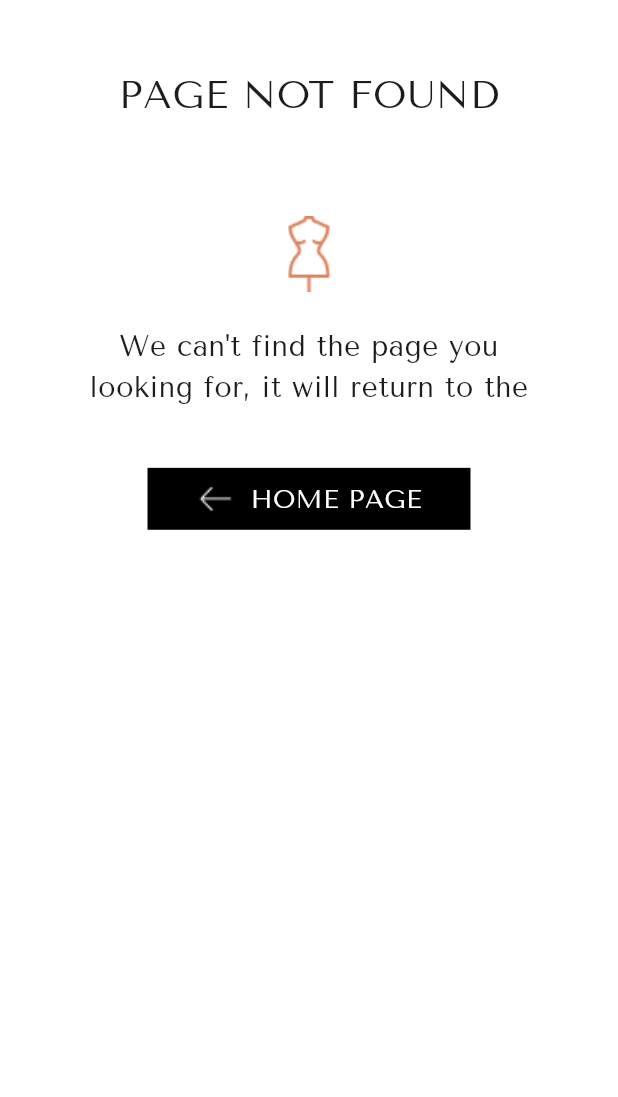
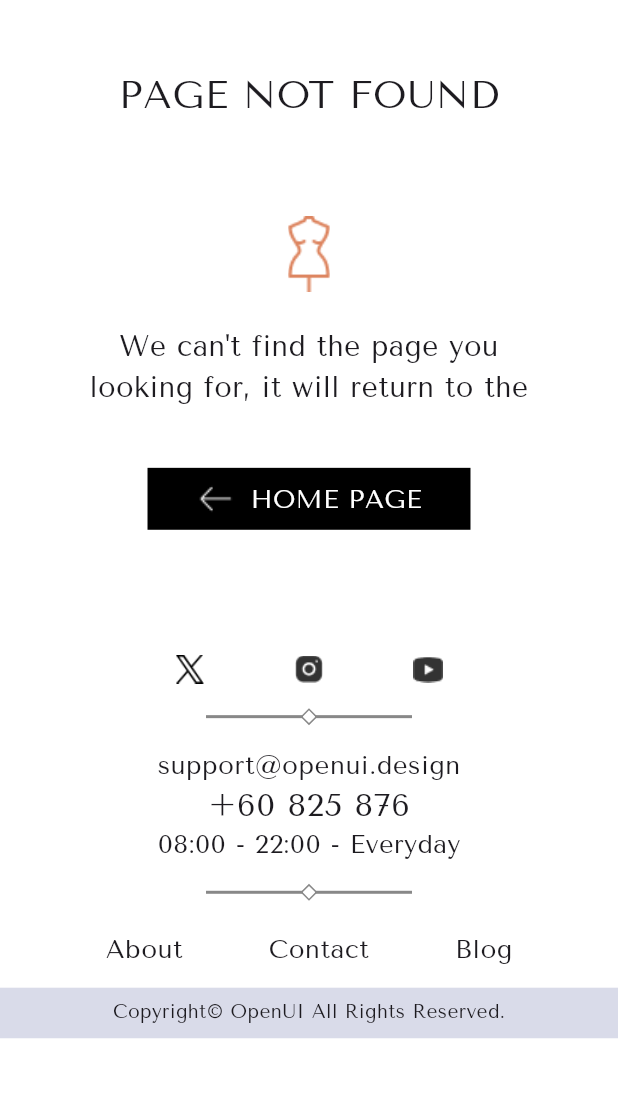
Before and after one commit to ahmetakay24/fashion_e_commerce_app, a Flutter app: the screen it shows after launch, on a phone screen of 412 x 824 dp, the part 76-1173 px from its top. Run offline on Flutter 3.47's test engine with Material 3 defaults, Android fonts, the phone set to English and light mode, and no system bars; drawn by our look-alikes of auto_size_text; our stand-ins replace cached_network_image, carousel_slider, smooth_page_indicator.

Commit message:
PageNotFoundFooter was Added

```diff
--- a/lib/screens/page_not_found/view/page_not_found_view.dart
+++ b/lib/screens/page_not_found/view/page_not_found_view.dart
@@ -12,6 +12,9 @@ class PageNotFoundView extends StatelessWidget {
   Widget build(BuildContext context) {
     AppColors colors = AppColors();
     DeviceSize size = DeviceSize(context);
+
+    double bottomPadding = MediaQuery.of(context).viewPadding.bottom;
+    bool hasPhysicalHomeButton = bottomPadding == 0;
 
     return Scaffold(
       backgroundColor: Colors.white,
@@ -85,10 +88,131 @@ class PageNotFoundView extends StatelessWidget {
                 ),
               ),
             ),
-            //AppFooter will come
+            Padding(
+              padding: EdgeInsets.only(bottom: hasPhysicalHomeButton ? 0 : sizeCalculator(size.height, 3.52)),
+              child: PageNotFoundAppFooter(size: size, colors: colors),
+            ),
           ],
         ),
       ),
     );
   }
 }
+
+class PageNotFoundAppFooter extends StatelessWidget {
+  const PageNotFoundAppFooter({
+    super.key,
+    required this.size,
+    required this.colors,
+  });
+
+  final DeviceSize size;
+  final AppColors colors;
+
+  @override
+  Widget build(BuildContext context) {
+    return Container(
+      color: Colors.white,
+      height: sizeCalculator(size.height, 32.49),
+      width: size.width,
+      child: Column(
+        children: [
+          Padding(
+            padding: EdgeInsets.symmetric(vertical: sizeCalculator(size.height, 2.17)),
+            child: SizedBox(
+                height: sizeCalculator(size.height, 2.17),
+                width: sizeCalculator(size.width, 43.19),
+                child: Row(
+                  mainAxisAlignment: MainAxisAlignment.spaceBetween,
+                  children: [
+                    SizedBox(
+                        height: sizeCalculator(size.height, 2.17),
+                        width: sizeCalculator(size.width, 4.62),
+                        child: const FittedBox(fit: BoxFit.cover, child: AppIcons(icon: "x"))),
+                    SizedBox(
+                        height: sizeCalculator(size.height, 2.17),
+                        width: sizeCalculator(size.width, 4.62),
+                        child: const FittedBox(fit: BoxFit.cover, child: AppIcons(icon: "instagram_vector"))),
+                    SizedBox(
+                        height: sizeCalculator(size.height, 2.17),
+                        width: sizeCalculator(size.width, 4.62),
+                        child: const FittedBox(fit: BoxFit.cover, child: AppIcons(icon: "youtube"))),
+                  ],
+                )),
+          ),
+          Padding(
+              padding: EdgeInsets.only(bottom: sizeCalculator(size.height, 1.69)),
+              child: AppHeaderLine(size: size, colors: colors)),
+          SizedBox(
+            height: sizeCalculator(size.height, 9.67),
+            width: sizeCalculator(size.width, 49.06),
+            child: const Column(
+              children: [
+                Expanded(child: FittedBox(fit: BoxFit.fitWidth, child: Text("support@openui.design"))),
+                Expanded(
+                    child: Row(
+                  children: [
+                    Spacer(),
+                    Expanded(
+                      flex: 4,
+                      child: FittedBox(
+                        fit: BoxFit.fitWidth,
+                        child: Text("+60 825 876"),
+                      ),
+                    ),
+                    Spacer()
+                  ],
+                )),
+                Expanded(child: FittedBox(fit: BoxFit.fitWidth, child: Text("08:00 - 22:00 - Everyday")))
+              ],
+            ),
+          ),
+          Padding(
+              padding:
+                  EdgeInsets.only(top: sizeCalculator(size.height, 1.69), bottom: sizeCalculator(size.height, 2.89)),
+              child: AppHeaderLine(size: size, colors: colors)),
+          Padding(
+            padding: EdgeInsets.only(bottom: sizeCalculator(size.height, 2.08)),
+            child: SizedBox(
+              height: sizeCalculator(size.height, 2.17),
+              width: sizeCalculator(size.width, 65.86),
+              child: Row(
+                mainAxisAlignment: MainAxisAlignment.spaceBetween,
+                children: [
+                  SizedBox(
+                    height: sizeCalculator(size.height, 2.17),
+                    width: sizeCalculator(size.width, 12.53),
+                    child: const FittedBox(fit: BoxFit.fitWidth, child: Text("About")),
+                  ),
+                  SizedBox(
+                    height: sizeCalculator(size.height, 2.17),
+                    width: sizeCalculator(size.width, 16.26),
+                    child: const FittedBox(fit: BoxFit.fitWidth, child: Text("Contact")),
+                  ),
+                  SizedBox(
+                    height: sizeCalculator(size.height, 2.17),
+                    width: sizeCalculator(size.width, 9.33),
+                    child: const FittedBox(fit: BoxFit.fitWidth, child: Text("Blog")),
+                  )
+                ],
+              ),
+            ),
+          ),
+          Container(
+            height: sizeCalculator(size.height, 4.09),
+            width: size.width,
+            color: colors.inputBackground,
+            child: Padding(
+              padding: EdgeInsets.only(
+                  left: sizeCalculator(size.width, 18.26),
+                  right: sizeCalculator(size.width, 18.26),
+                  top: sizeCalculator(size.height, 1.00),
+                  bottom: sizeCalculator(size.height, 1.37)),
+              child: const FittedBox(fit: BoxFit.fitWidth, child: Text("Copyright© OpenUI All Rights Reserved.")),
+            ),
+          )
+        ],
+      ),
+    );
+  }
+}
```
